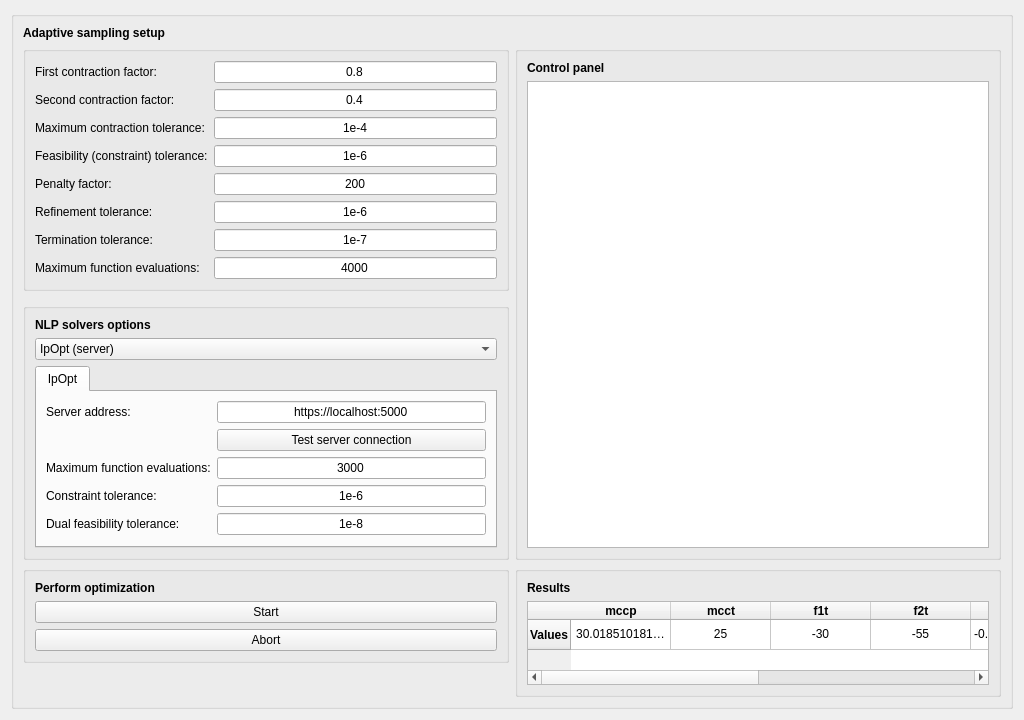
Old version of the form gui/views/ui_files/caballerotab.ui in the repository feslima/metacontrol.
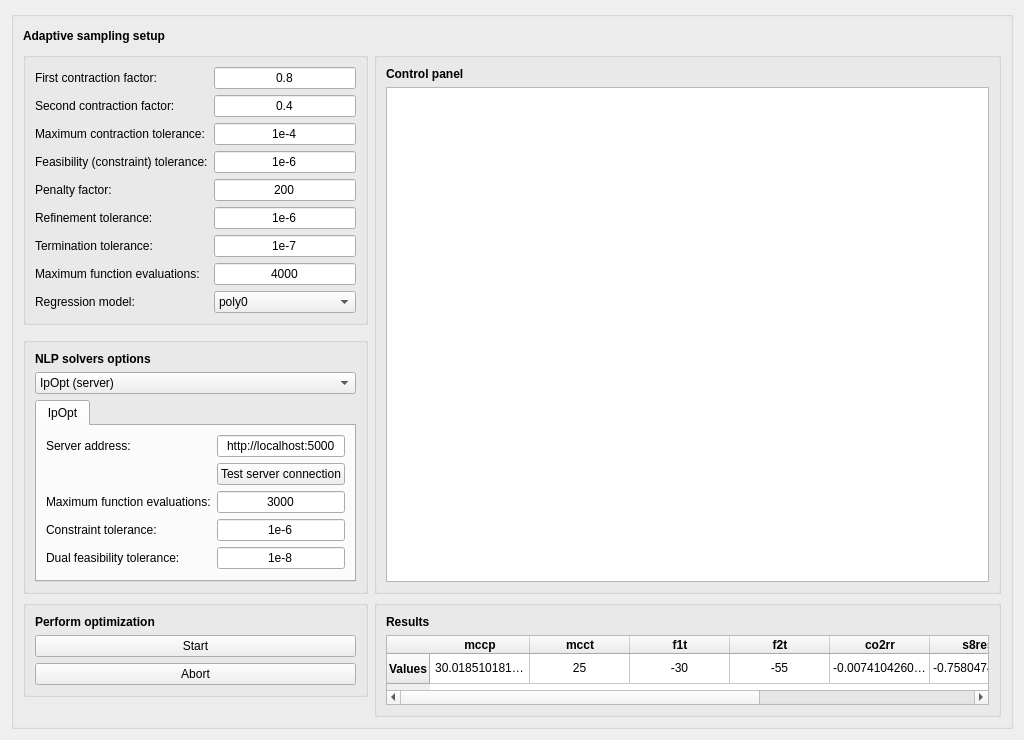
New version of the form.

Commit message: updates of optimization tab ui

Patch:
```diff
--- a/gui/views/ui_files/caballerotab.ui
+++ b/gui/views/ui_files/caballerotab.ui
@@ -20,8 +20,74 @@
       <string/>
      </property>
      <layout class="QGridLayout" name="gridLayout_2">
+      <item row="4" column="0">
+       <widget class="QGroupBox" name="groupBox_3">
+        <property name="sizePolicy">
+         <sizepolicy hsizetype="Preferred" vsizetype="Preferred">
+          <horstretch>0</horstretch>
+          <verstretch>0</verstretch>
+         </sizepolicy>
+        </property>
+        <property name="maximumSize">
+         <size>
+          <width>350</width>
+          <height>16777215</height>
+         </size>
+        </property>
+        <property name="title">
+         <string/>
+        </property>
+        <layout class="QGridLayout" name="gridLayout_3">
+         <item row="0" column="0">
+          <widget class="QLabel" name="label_9">
+           <property name="sizePolicy">
+            <sizepolicy hsizetype="Preferred" vsizetype="Fixed">
+             <horstretch>0</horstretch>
+             <verstretch>0</verstretch>
+            </sizepolicy>
+           </property>
+           <property name="font">
+            <font>
+             <weight>75</weight>
+             <bold>true</bold>
+            </font>
+           </property>
+           <property name="text">
+            <string>Perform optimization</string>
+           </property>
+          </widget>
+         </item>
+         <item row="1" column="0">
+          <widget class="QPushButton" name="startOptPushButton">
+           <property name="text">
+            <string>Start</string>
+           </property>
+          </widget>
+         </item>
+         <item row="2" column="0">
+          <widget class="QPushButton" name="abortOptPushButton">
+           <property name="text">
+            <string>Abort</string>
+           </property>
+          </widget>
+         </item>
+        </layout>
+       </widget>
+      </item>
       <item row="3" column="0">
        <widget class="QGroupBox" name="groupBox_5">
+        <property name="sizePolicy">
+         <sizepolicy hsizetype="Preferred" vsizetype="Preferred">
+          <horstretch>0</horstretch>
+          <verstretch>0</verstretch>
+         </sizepolicy>
+        </property>
+        <property name="maximumSize">
+         <size>
+          <width>350</width>
+          <height>16777215</height>
+         </size>
+        </property>
         <property name="title">
          <string/>
         </property>
@@ -49,7 +115,7 @@
              <item row="0" column="1">
               <widget class="QLineEdit" name="ipoptAddressLineEdit">
                <property name="text">
-                <string>https://localhost:5000</string>
+                <string>http://localhost:5000</string>
                </property>
                <property name="alignment">
                 <set>Qt::AlignCenter</set>
@@ -153,6 +219,18 @@
       </item>
       <item row="1" column="0">
        <widget class="QGroupBox" name="groupBox_2">
+        <property name="sizePolicy">
+         <sizepolicy hsizetype="Preferred" vsizetype="Preferred">
+          <horstretch>0</horstretch>
+          <verstretch>0</verstretch>
+         </sizepolicy>
+        </property>
+        <property name="maximumSize">
+         <size>
+          <width>350</width>
+          <height>16777215</height>
+         </size>
+        </property>
         <property name="title">
          <string/>
         </property>
@@ -293,31 +371,32 @@
            </property>
           </widget>
          </item>
-        </layout>
-       </widget>
-      </item>
-      <item row="1" column="1" rowspan="3">
-       <widget class="QGroupBox" name="groupBox_4">
-        <property name="title">
-         <string/>
-        </property>
-        <layout class="QGridLayout" name="gridLayout_4">
-         <item row="1" column="0">
-          <widget class="QTextBrowser" name="controlPanelTextBrowser"/>
-         </item>
-         <item row="0" column="0">
-          <widget class="QLabel" name="label_10">
-           <property name="font">
-            <font>
-             <weight>75</weight>
-             <bold>true</bold>
-            </font>
-           </property>
+         <item row="8" column="0">
+          <widget class="QLabel" name="label_18">
            <property name="text">
-            <string>Control panel</string>
+            <string>Regression model:</string>
            </property>
           </widget>
          </item>
+         <item row="8" column="1">
+          <widget class="QComboBox" name="regrpolyComboBox">
+           <item>
+            <property name="text">
+             <string>poly0</string>
+            </property>
+           </item>
+           <item>
+            <property name="text">
+             <string>poly1</string>
+            </property>
+           </item>
+           <item>
+            <property name="text">
+             <string>poly2</string>
+            </property>
+           </item>
+          </widget>
+         </item>
         </layout>
        </widget>
       </item>
@@ -345,6 +424,12 @@
           <verstretch>0</verstretch>
          </sizepolicy>
         </property>
+        <property name="maximumSize">
+         <size>
+          <width>350</width>
+          <height>16777215</height>
+         </size>
+        </property>
         <property name="font">
          <font>
           <weight>75</weight>
@@ -356,20 +441,30 @@
         </property>
        </widget>
       </item>
-      <item row="4" column="0">
-       <widget class="QGroupBox" name="groupBox_3">
+      <item row="0" column="1">
+       <spacer name="horizontalSpacer">
+        <property name="orientation">
+         <enum>Qt::Horizontal</enum>
+        </property>
+        <property name="sizeHint" stdset="0">
+         <size>
+          <width>40</width>
+          <height>20</height>
+         </size>
+        </property>
+       </spacer>
+      </item>
+      <item row="1" column="1" rowspan="3" colspan="2">
+       <widget class="QGroupBox" name="groupBox_4">
         <property name="title">
          <string/>
         </property>
-        <layout class="QGridLayout" name="gridLayout_3">
+        <layout class="QGridLayout" name="gridLayout_4">
+         <item row="1" column="0">
+          <widget class="QTextBrowser" name="controlPanelTextBrowser"/>
+         </item>
          <item row="0" column="0">
-          <widget class="QLabel" name="label_9">
-           <property name="sizePolicy">
-            <sizepolicy hsizetype="Preferred" vsizetype="Fixed">
-             <horstretch>0</horstretch>
-             <verstretch>0</verstretch>
-            </sizepolicy>
-           </property>
+          <widget class="QLabel" name="label_10">
            <property name="font">
             <font>
              <weight>75</weight>
@@ -377,28 +472,27 @@
             </font>
            </property>
            <property name="text">
-            <string>Perform optimization</string>
-           </property>
-          </widget>
-         </item>
-         <item row="1" column="0">
-          <widget class="QPushButton" name="startOptPushButton">
-           <property name="text">
-            <string>Start</string>
-           </property>
-          </widget>
-         </item>
-         <item row="2" column="0">
-          <widget class="QPushButton" name="abortOptPushButton">
-           <property name="text">
-            <string>Abort</string>
+            <string>Control panel</string>
            </property>
           </widget>
          </item>
         </layout>
        </widget>
       </item>
-      <item row="4" column="1" rowspan="2">
+      <item row="0" column="2">
+       <spacer name="horizontalSpacer_2">
+        <property name="orientation">
+         <enum>Qt::Horizontal</enum>
+        </property>
+        <property name="sizeHint" stdset="0">
+         <size>
+          <width>40</width>
+          <height>20</height>
+         </size>
+        </property>
+       </spacer>
+      </item>
+      <item row="4" column="1" rowspan="2" colspan="2">
        <widget class="QGroupBox" name="groupBox_6">
         <property name="title">
          <string/>
```
Left out of the diff: 14 changed lines with no effect on the pictures. The commit also changes 1 other file.
